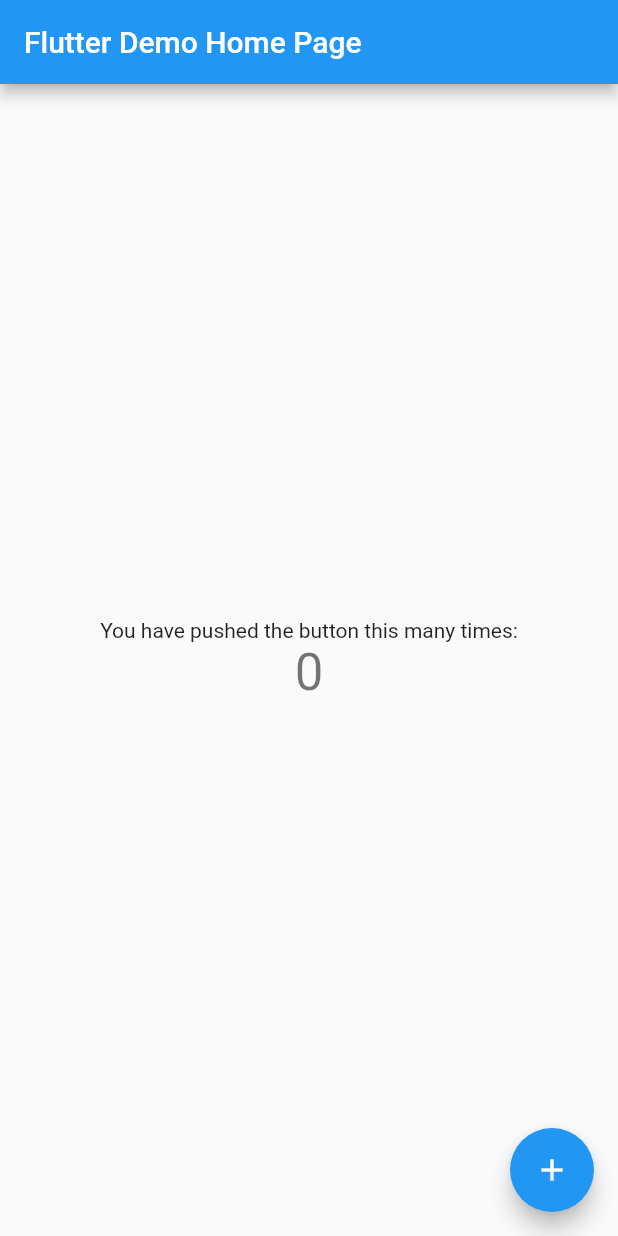
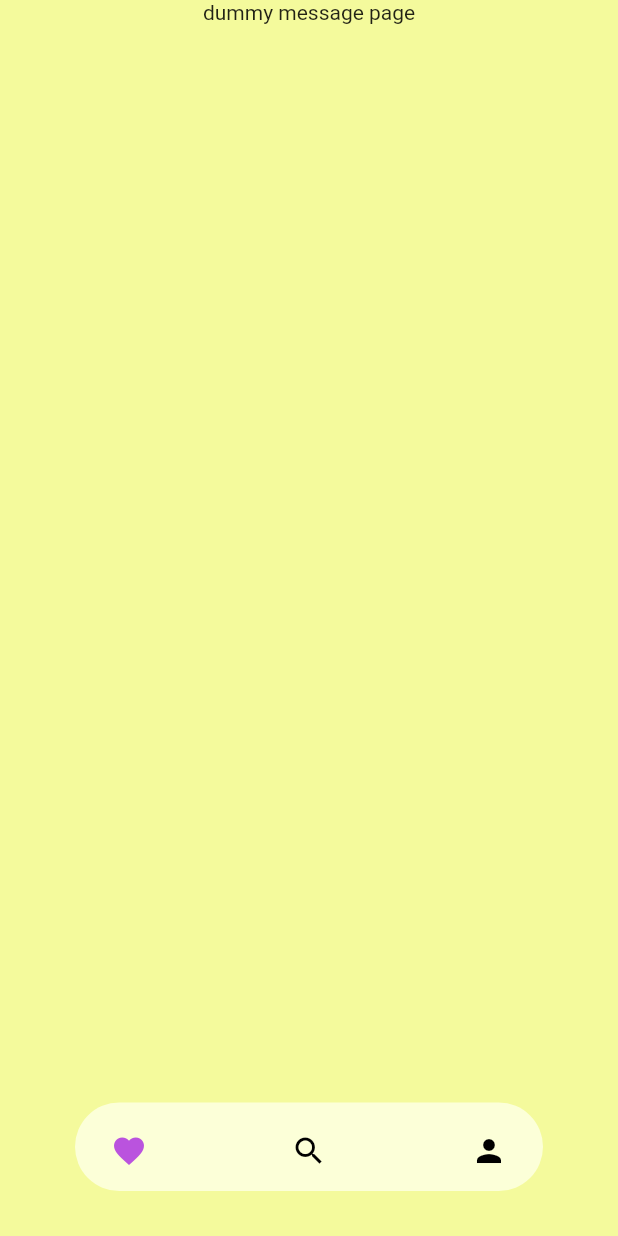
Before and after one commit to alychoi/magic-mixer, a Flutter app: the screen it shows after launch, on a phone screen of 412 x 824 dp. Run offline on Flutter 3.47's test engine with Material 2 defaults, Android fonts, the phone set to English and light mode, and no system bars; drawn by our look-alikes of dot_navigation_bar; our stand-ins replace firebase_core; accounts and stored records are empty.

Commit message:
added magic mixer page & bottom nav bar

```diff
--- a/lib/main.dart
+++ b/lib/main.dart
@@ -1,115 +1,78 @@
 import 'package:flutter/material.dart';
+import 'package:my_app/pages/magic_mixer.dart';
+import 'package:my_app/pages/message.dart';
+import 'package:my_app/pages/profile.dart';
+import 'package:my_app/utils/colors.dart';
+import 'package:firebase_core/firebase_core.dart';
+import 'package:dot_navigation_bar/dot_navigation_bar.dart';
 
-void main() {
+void main() async {
+  WidgetsFlutterBinding.ensureInitialized();
+  await Firebase.initializeApp();
   runApp(const MyApp());
 }
 
-class MyApp extends StatelessWidget {
+class MyApp extends StatefulWidget {
   const MyApp({super.key});
+
+  @override
+  State<MyApp> createState() => _MyAppState();
+}
+
+class _MyAppState extends State<MyApp> {
+
+  int pageIndex = 0;
+
+  final pages = [
+    const MessagePage(),
+    const MagicMixer(),
+    const ProfilePage(),
+  ];
+
+  void _handleIndexChanged(int newIndex) {
+    setState(() {
+      pageIndex = newIndex;
+    });
+  }
 
   // This widget is the root of your application.
   @override
   Widget build(BuildContext context) {
+
     return MaterialApp(
-      title: 'Flutter Demo',
-      theme: ThemeData(
-        // This is the theme of your application.
-        //
-        // Try running your application with "flutter run". You'll see the
-        // application has a blue toolbar. Then, without quitting the app, try
-        // changing the primarySwatch below to Colors.green and then invoke
-        // "hot reload" (press "r" in the console where you ran "flutter run",
-        // or simply save your changes to "hot reload" in a Flutter IDE).
-        // Notice that the counter didn't reset back to zero; the application
-        // is not restarted.
-        primarySwatch: Colors.blue,
+      debugShowCheckedModeBanner: false,
+      title: 'Magic Mixer',
+      theme: ThemeData.light(),
+      home: Scaffold(
+        backgroundColor: const Color.fromRGBO(244, 250, 156, 1),
+        body: pages[pageIndex],
+        bottomNavigationBar: Padding(
+          padding: EdgeInsets.only(bottom: 10),
+          child: DotNavigationBar(
+            margin: EdgeInsets.only(left: 10, right: 10),
+            dotIndicatorColor: Color(0xfffcffd8),
+            currentIndex: pageIndex,
+            unselectedItemColor: Colors.black,
+            backgroundColor: Color(0xfffcffd8),
+            onTap: _handleIndexChanged,
+            enablePaddingAnimation: false,
+            items: [
+              DotNavigationBarItem(
+                icon: Icon(Icons.favorite),
+                selectedColor: Color(0xffba53de),
+              ),
+              DotNavigationBarItem(
+                icon: Icon(Icons.search),
+                selectedColor: Color(0xffba53de),
+              ),
+              DotNavigationBarItem(
+                icon: Icon(Icons.person),
+                selectedColor: Color(0xffba53de),
+              )
+            ]
+          )
+        )
       ),
-      home: const Login(title: 'Flutter Demo Home Page'),
     );
   }
 }
-
-class Login extends StatefulWidget {
-  const Login({super.key, required this.title});
-
-  // This widget is the home page of your application. It is stateful, meaning
-  // that it has a State object (defined below) that contains fields that affect
-  // how it looks.
-
-  // This class is the configuration for the state. It holds the values (in this
-  // case the title) provided by the parent (in this case the App widget) and
-  // used by the build method of the State. Fields in a Widget subclass are
-  // always marked "final".
-
-  final String title;
-
-  @override
-  State<Login> createState() => _LoginState();
-}
-
-class _LoginState extends State<Login> {
-  int _counter = 0;
-
-  void _incrementCounter() {
-    setState(() {
-      // This call to setState tells the Flutter framework that something has
-      // changed in this State, which causes it to rerun the build method below
-      // so that the display can reflect the updated values. If we changed
-      // _counter without calling setState(), then the build method would not be
-      // called again, and so nothing would appear to happen.
-      _counter++;
-    });
-  }
-
-  @override
-  Widget build(BuildContext context) {
-    // This method is rerun every time setState is called, for instance as done
-    // by the _incrementCounter method above.
-    //
-    // The Flutter framework has been optimized to make rerunning build methods
-    // fast, so that you can just rebuild anything that needs updating rather
-    // than having to individually change instances of widgets.
-    return Scaffold(
-      appBar: AppBar(
-        // Here we take the value from the Login object that was created by
-        // the App.build method, and use it to set our appbar title.
-        title: Text(widget.title),
-      ),
-      body: Center(
-        // Center is a layout widget. It takes a single child and positions it
-        // in the middle of the parent.
-        child: Column(
-          // Column is also a layout widget. It takes a list of children and
-          // arranges them vertically. By default, it sizes itself to fit its
-          // children horizontally, and tries to be as tall as its parent.
-          //
-          // Invoke "debug painting" (press "p" in the console, choose the
-          // "Toggle Debug Paint" action from the Flutter Inspector in Android
-          // Studio, or the "Toggle Debug Paint" command in Visual Studio Code)
-          // to see the wireframe for each widget.
-          //
-          // Column has various properties to control how it sizes itself and
-          // how it positions its children. Here we use mainAxisAlignment to
-          // center the children vertically; the main axis here is the vertical
-          // axis because Columns are vertical (the cross axis would be
-          // horizontal).
-          mainAxisAlignment: MainAxisAlignment.center,
-          children: <Widget>[
-            const Text(
-              'You have pushed the button this many times:',
-            ),
-            Text(
-              '$_counter',
-              style: Theme.of(context).textTheme.headlineMedium,
-            ),
-          ],
-        ),
-      ),
-      floatingActionButton: FloatingActionButton(
-        onPressed: _incrementCounter,
-        tooltip: 'Increment',
-        child: const Icon(Icons.add),
-      ), // This trailing comma makes auto-formatting nicer for build methods.
-    );
-  }
-}
--- /dev/null
+++ b/lib/pages/api_constants.dart
@@ -0,0 +1,2 @@
+const endpoint = "https://api.openai.com/v1/";
+const aiToken = "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";
--- /dev/null
+++ b/lib/pages/message.dart
@@ -0,0 +1,22 @@
+import 'package:flutter/material.dart';
+
+class MessagePage extends StatefulWidget {
+  const MessagePage({Key? key}) : super(key: key);
+
+  @override
+  State<MessagePage> createState() => _MessagePageState();
+}
+
+class _MessagePageState extends State<MessagePage> {
+
+  @override
+  Widget build(BuildContext context) {
+    return Center(
+      child: Column(
+        children: [
+          Text("dummy message page")
+        ],
+      )
+    );
+  }
+}
--- /dev/null
+++ b/lib/utils/dimensions.dart
@@ -0,0 +1,3 @@
+import 'package:flutter/material.dart';
+
+const webScreenSize = 600;
```
Also changed, not shown: lib/pages/chatmodel.dart (added, +17 -0 lines), lib/pages/magic_mixer.dart (added, +304 -0 lines), lib/pages/openai_repository.dart (added, +43 -0 lines), lib/pages/profile.dart (added, +22 -0 lines), lib/pages/responsive_layout_screen.dart (added, +24 -0 lines), lib/pages/web_screen_layout.dart (added, +14 -0 lines), lib/utils/colors.dart (added, +8 -0 lines), pubspec.yaml (+10 -17 lines), pubspec.lock, 18 other files.
